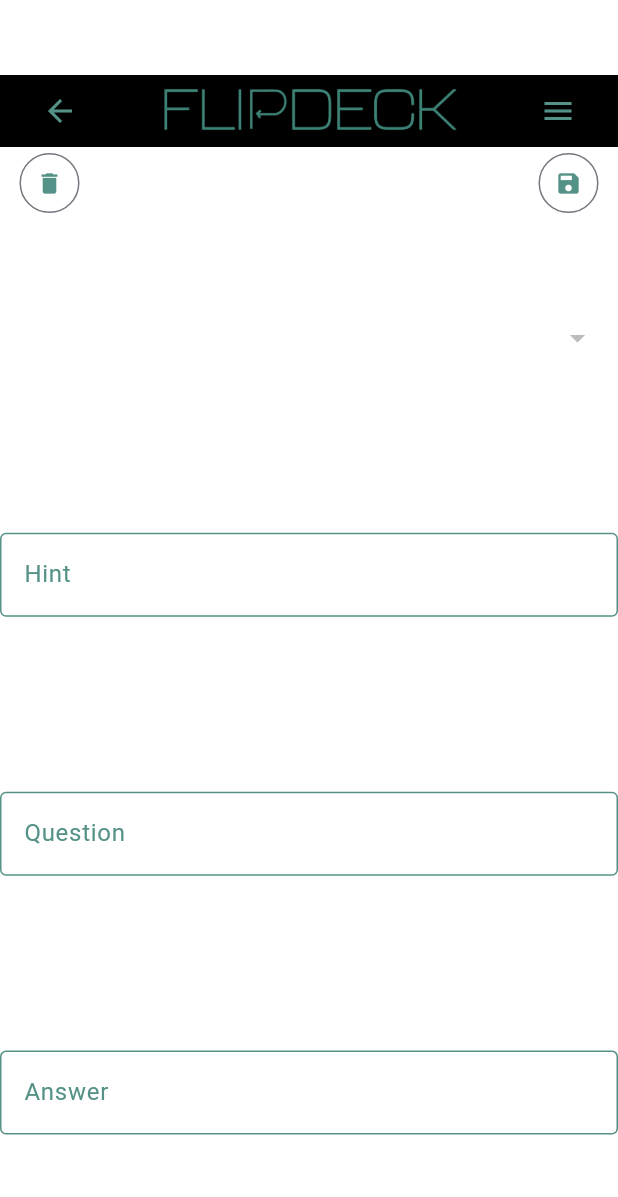
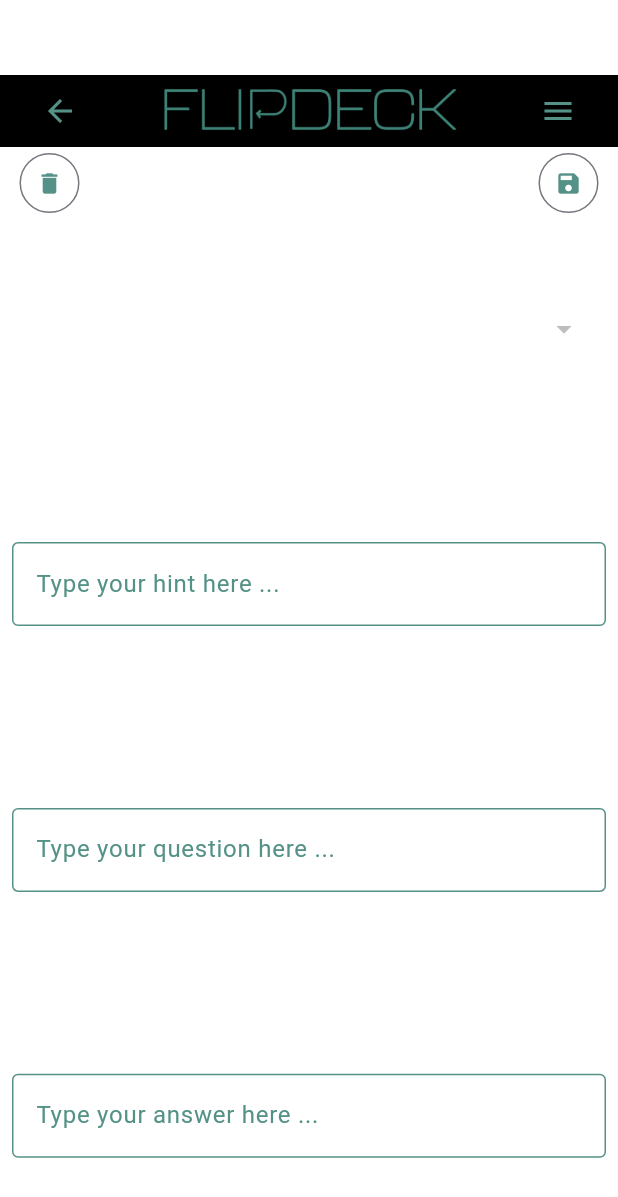
Before and after one commit to LukasWeber2000/flashcards_SoSe24_Augsburg, a Flutter app: the screen it shows after launch, after a tap on the "menu" icon, after a tap on "Add Card", on a phone screen of 412 x 824 dp. Shown: the top 1197 px of the screen. Run offline on Flutter 3.47's test engine with Material 3 defaults, Android fonts, the phone set to English and light mode, and no system bars; our stand-ins replace flip_card, toastification.

Commit message:
merged editorView optical changes

```diff
--- a/lib/Editor/editor_view.dart
+++ b/lib/Editor/editor_view.dart
@@ -92,11 +92,12 @@ class FlashcardEditorViewState extends State<FlashcardEditorView> {
                   ],
                 ),
                 const Spacer(),
-                Container(
-                  decoration: const BoxDecoration(
-                      border: Border(
-                    bottom: BorderSide(color: Colors.white),
-                  )),
+                Padding(
+                  padding: const EdgeInsets.all(8.0),
+                  child: Container(
+                    decoration: BoxDecoration(
+                        borderRadius: BorderRadius.circular(30),
+                        border: Border.all(color: Colors.white)),
                     child: Padding(
                       padding: const EdgeInsets.only(left: 15.0, right: 15.0),
                       child: Row(
@@ -105,7 +106,8 @@ class FlashcardEditorViewState extends State<FlashcardEditorView> {
                           const Text(
                             "Deck:",
                             style: TextStyle(
-                              color: Colors.white, fontWeight: FontWeight.bold),
+                                color: Colors.white,
+                                fontWeight: FontWeight.bold),
                           ),
                           DropdownButtonHideUnderline(
                             child: DropdownButton<Deck>(
@@ -136,8 +138,11 @@ class FlashcardEditorViewState extends State<FlashcardEditorView> {
                       ),
                     ),
                   ),
+                ),
                 const Spacer(),
-                Container(
+                Padding(
+                  padding: const EdgeInsets.all(12.0),
+                  child: Container(
                     decoration: const BoxDecoration(
                         border: Border(
                       bottom: BorderSide(color: Colors.white),
@@ -146,13 +151,14 @@ class FlashcardEditorViewState extends State<FlashcardEditorView> {
                       padding: EdgeInsets.all(8.0),
                       child: Row(
                         children: [
-                        Text("Hint:", style: TextStyle(color: Colors.white)),
+                          Text("Hint:", style: TextStyle(color: Colors.white,fontWeight: FontWeight.bold)),
                         ],
                       ),
                     ),
                   ),
+                ),
                 Padding(
-                  padding: const EdgeInsets.only(top: 12.0),
+                  padding: const EdgeInsets.only(top: 8.0, left:8, right: 8),
                   child: SizedBox(
                     width: double.maxFinite,
                     child: TextField(
@@ -167,14 +173,16 @@ class FlashcardEditorViewState extends State<FlashcardEditorView> {
                         ),
                         border: OutlineInputBorder(),
                         labelStyle: TextStyle(color: Color(0xFF549186)),
-                        labelText: 'Hint',
+                        labelText: 'Type your hint here ...',
                       ),
                       controller: hintTextController,
                     ),
                   ),
                 ),
                 const Spacer(),
-                Container(
+                Padding(
+                  padding: const EdgeInsets.all(12.0),
+                  child: Container(
                     decoration: const BoxDecoration(
                         border: Border(
                       bottom: BorderSide(color: Colors.white),
@@ -184,13 +192,14 @@ class FlashcardEditorViewState extends State<FlashcardEditorView> {
                       child: Row(
                         children: [
                           Text("Front Side:",
-                            style: TextStyle(color: Colors.white)),
+                              style: TextStyle(color: Colors.white,fontWeight: FontWeight.bold)),
                         ],
                       ),
                     ),
                   ),
+                ),
                 Padding(
-                  padding: const EdgeInsets.only(top: 12.0),
+                  padding: const EdgeInsets.only(top: 8.0, left: 8, right:8),
                   child: SizedBox(
                     width: double.maxFinite,
                     child: TextField(
@@ -205,14 +214,16 @@ class FlashcardEditorViewState extends State<FlashcardEditorView> {
                         ),
                         border: OutlineInputBorder(),
                         labelStyle: TextStyle(color: Color(0xFF549186)),
-                        labelText: 'Question',
+                        labelText: 'Type your question here ...',
                       ),
                       controller: questionTextController,
                     ),
                   ),
                 ),
                 const Spacer(),
-                Container(
+                Padding(
+                  padding: const EdgeInsets.all(12.0),
+                  child: Container(
                     decoration: const BoxDecoration(
                         border: Border(
                       bottom: BorderSide(color: Colors.white),
@@ -222,13 +233,14 @@ class FlashcardEditorViewState extends State<FlashcardEditorView> {
                       child: Row(
                         children: [
                           Text("Back Side:",
-                            style: TextStyle(color: Colors.white)),
+                              style: TextStyle(color: Colors.white, fontWeight: FontWeight.bold)),
                         ],
                       ),
                     ),
                   ),
+                ),
                 Padding(
-                  padding: const EdgeInsets.only(top: 12.0),
+                  padding: const EdgeInsets.only(top: 8.0, left: 8, right:8),
                   child: SizedBox(
                     width: double.maxFinite,
                     child: TextField(
@@ -243,7 +255,7 @@ class FlashcardEditorViewState extends State<FlashcardEditorView> {
                         ),
                         border: OutlineInputBorder(),
                         labelStyle: TextStyle(color: Color(0xFF549186)),
-                        labelText: 'Answer',
+                        labelText: 'Type your answer here ...',
                       ),
                       controller: answerTextController,
                     ),
@@ -303,7 +315,7 @@ class FlashcardEditorViewState extends State<FlashcardEditorView> {
             context: context,
             title: const Text('Edited Successfully'),
             type: ToastificationType.success,
-            autoCloseDuration: const Duration(seconds: 2),
+            autoCloseDuration: const Duration(seconds: 5),
             alignment: Alignment.bottomCenter,
             showProgressBar: false,
             style: ToastificationStyle.fillColored);
@@ -315,8 +327,8 @@ class FlashcardEditorViewState extends State<FlashcardEditorView> {
           context: context,
           title: const Text(
               'Please fill in all required fields before proceeding.'),
-          type: ToastificationType.success,
-          autoCloseDuration: const Duration(seconds: 4),
+          type: ToastificationType.info,
+          autoCloseDuration: const Duration(seconds: 5),
           alignment: Alignment.bottomCenter,
           showProgressBar: false,
           style: ToastificationStyle.fillColored);
@@ -334,8 +346,8 @@ class FlashcardEditorViewState extends State<FlashcardEditorView> {
       toastification.show(
           context: context,
           title: const Text('Deleted Successfully'),
-          type: ToastificationType.success,
-          autoCloseDuration: const Duration(seconds: 2),
+          type: ToastificationType.error,
+          autoCloseDuration: const Duration(seconds: 5),
           alignment: Alignment.bottomCenter,
           showProgressBar: false,
           style: ToastificationStyle.fillColored);
@@ -344,7 +356,7 @@ class FlashcardEditorViewState extends State<FlashcardEditorView> {
           context: context,
           title: const Text('No Flashcard selected'),
           type: ToastificationType.info,
-          autoCloseDuration: const Duration(seconds: 3),
+          autoCloseDuration: const Duration(seconds: 5),
           alignment: Alignment.bottomCenter,
           showProgressBar: false,
           style: ToastificationStyle.fillColored);
```
Lines whose indentation alone changed are shown as unchanged.
